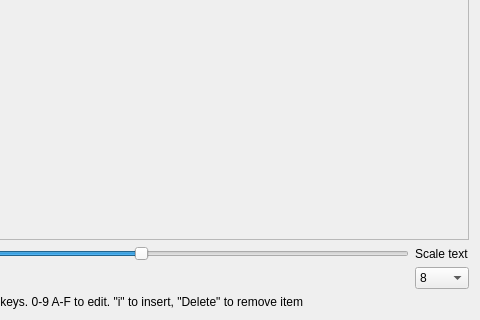
Qt form source/trsedocuments/formhexedit.ui (leuat/TRSE) before a commit; both pictures show x 142 to 622 and y 139 to 459 of the 622 by 459 pixel window.
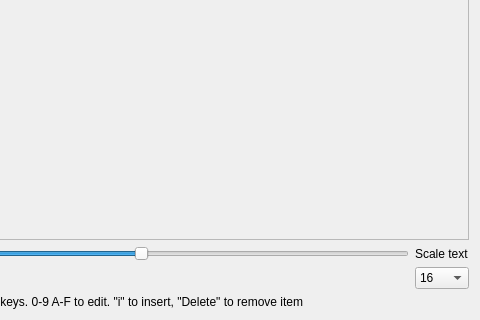
The same form after that commit. Custom widgets are drawn as their Qt base class.

Patch:
```diff
--- a/source/trsedocuments/formhexedit.ui
+++ b/source/trsedocuments/formhexedit.ui
@@ -19,10 +19,10 @@
      <item row="1" column="1">
       <widget class="QComboBox" name="comboBox">
        <property name="currentText">
-        <string>8</string>
+        <string>16</string>
        </property>
        <property name="currentIndex">
-        <number>0</number>
+        <number>8</number>
        </property>
        <item>
         <property name="text">
```
